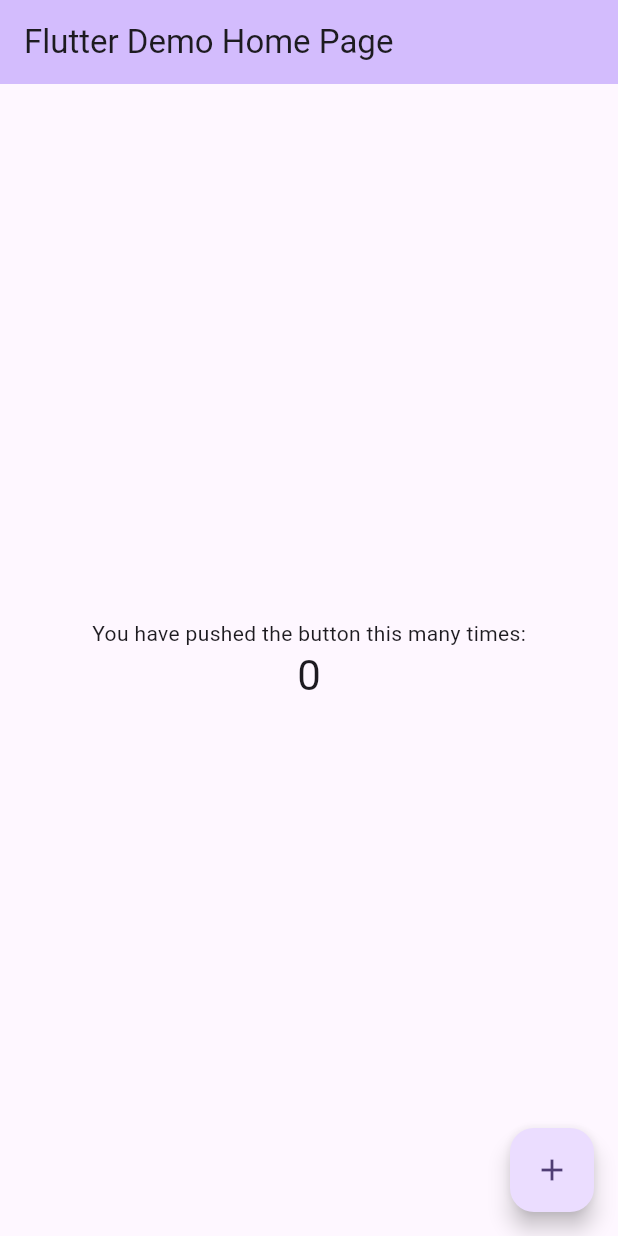
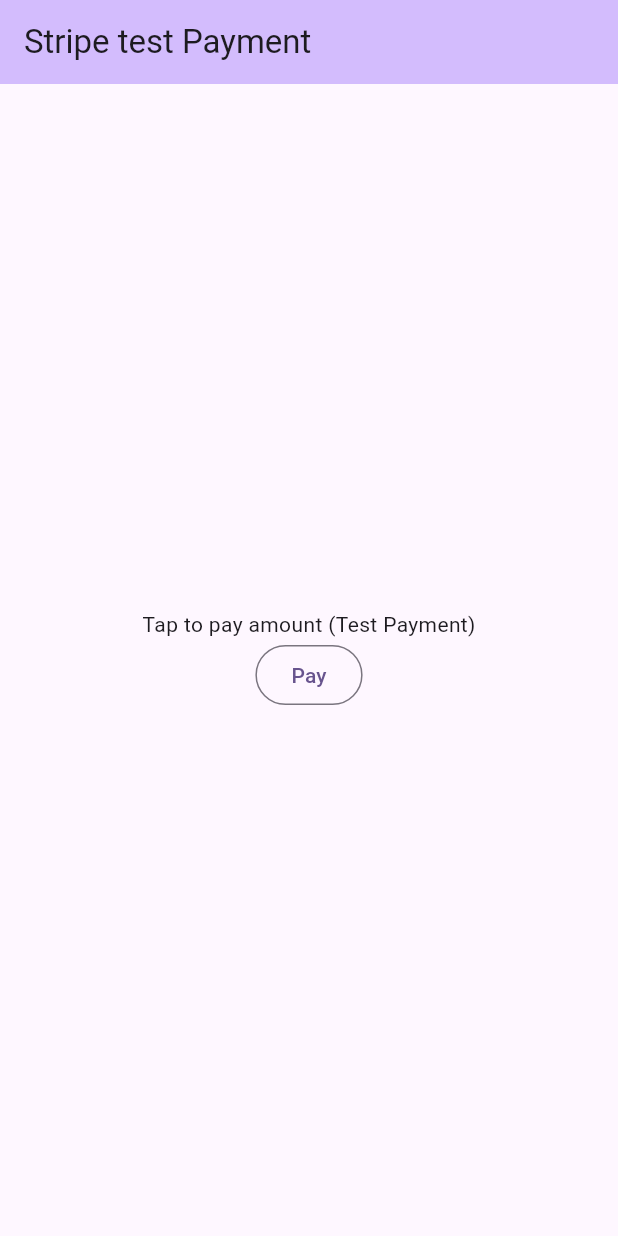
Before and after one commit to talibjameel/stripe_gateway_app, a Flutter app: the screen it shows after launch, on a phone screen of 412 x 824 dp. Run offline on Flutter 3.47's test engine with Material 3 defaults, Android fonts, the phone set to English and light mode, and no system bars.

Commit message:
Refactor: Implement basic UI and add app icon
This commit introduces a basic user interface with a "Pay" button for initiating test payments. It also adds a custom app icon and updates related configuration files.

Key changes:
- Updated `main.dart` to display a "Pay" button instead of the counter.
- Added `flutter_launcher_icons` to `pubspec.yaml` for custom app icon generation.
- Configured app icon path in `pubspec.yaml`.
- Updated iOS project settings for the new app icon.
- Replaced default Flutter app icons with a custom icon for Android and iOS.
- Updated package configuration files to reflect new dependencies.
- Modified `.idea/stripe_gateway_app.iml` to include Dart Packages.

```diff
--- a/lib/main.dart
+++ b/lib/main.dart
@@ -13,7 +13,7 @@ class MyApp extends StatelessWidget {
       theme: ThemeData(
         colorScheme: ColorScheme.fromSeed(seedColor: Colors.deepPurple),
       ),
-      home: const MyHomePage(title: 'Flutter Demo Home Page'),
+      home: const MyHomePage(title: 'Stripe test Payment'),
     );
   }
 }
@@ -27,13 +27,6 @@ class MyHomePage extends StatefulWidget {
 }
 
 class _MyHomePageState extends State<MyHomePage> {
-  int _counter = 0;
-
-  void _incrementCounter() {
-    setState(() {
-      _counter++;
-    });
-  }
 
   @override
   Widget build(BuildContext context) {
@@ -46,19 +39,14 @@ class _MyHomePageState extends State<MyHomePage> {
         child: Column(
           mainAxisAlignment: MainAxisAlignment.center,
           children: <Widget>[
-            const Text('You have pushed the button this many times:'),
-            Text(
-              '$_counter',
-              style: Theme.of(context).textTheme.headlineMedium,
+            const Text('Tap to pay amount (Test Payment)'),
+            OutlinedButton(
+                onPressed: (){},
+                child: Text("Pay")
             ),
           ],
         ),
       ),
-      floatingActionButton: FloatingActionButton(
-        onPressed: _incrementCounter,
-        tooltip: 'Increment',
-        child: const Icon(Icons.add),
-      ),
     );
   }
 }
```
Also changed, not shown: pubspec.yaml (+5 -61 lines), pubspec.lock, 22 other files.
